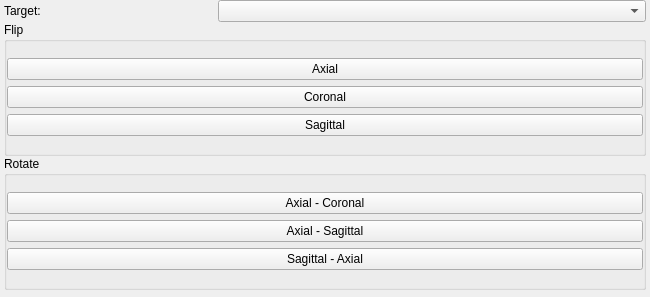
Qt form src/Interface/ToolInterface/FlipToolInterface.ui (SCIInstitute/Seg3D) before a commit.
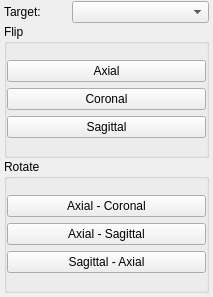
The same form after that commit.

What changed in the file:
```diff
--- a/src/Interface/ToolInterface/FlipToolInterface.ui
+++ b/src/Interface/ToolInterface/FlipToolInterface.ui
@@ -6,12 +6,12 @@
    <rect>
     <x>0</x>
     <y>0</y>
-    <width>650</width>
+    <width>213</width>
     <height>297</height>
    </rect>
   </property>
   <property name="sizePolicy">
-   <sizepolicy hsizetype="Preferred" vsizetype="Fixed">
+   <sizepolicy hsizetype="MinimumExpanding" vsizetype="Fixed">
     <horstretch>0</horstretch>
     <verstretch>0</verstretch>
    </sizepolicy>
@@ -51,7 +51,7 @@
     <number>4</number>
    </property>
    <property name="bottomMargin">
-    <number>4</number>
+    <number>0</number>
    </property>
    <item>
     <layout class="QHBoxLayout" name="activeHLayout" stretch="1,2">
```
